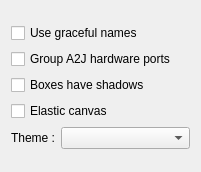
Houston4444/RaySession, file resources/ui/canvas_options.ui: the form before one commit.
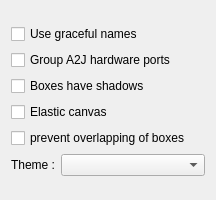
The form after the commit.

Commit message: set prevent overlap as an option

```diff
--- a/resources/ui/canvas_options.ui
+++ b/resources/ui/canvas_options.ui
@@ -6,8 +6,8 @@
    <rect>
     <x>0</x>
     <y>0</y>
-    <width>201</width>
-    <height>172</height>
+    <width>216</width>
+    <height>200</height>
    </rect>
   </property>
   <property name="windowTitle">
@@ -63,6 +63,19 @@
        </property>
       </widget>
      </item>
+     <item>
+      <widget class="QCheckBox" name="checkBoxPreventOverlap">
+       <property name="toolTip">
+        <string>&lt;html&gt;&lt;head/&gt;&lt;body&gt;&lt;p&gt;When this option is active, boxes are automatically moved when another box has been moved over them.&lt;/p&gt;&lt;/body&gt;&lt;/html&gt;</string>
+       </property>
+       <property name="text">
+        <string>prevent overlapping of boxes</string>
+       </property>
+       <property name="checked">
+        <bool>false</bool>
+       </property>
+      </widget>
+     </item>
      <item>
       <layout class="QHBoxLayout" name="horizontalLayout">
        <item>
```
The commit also changes 4 other files.
